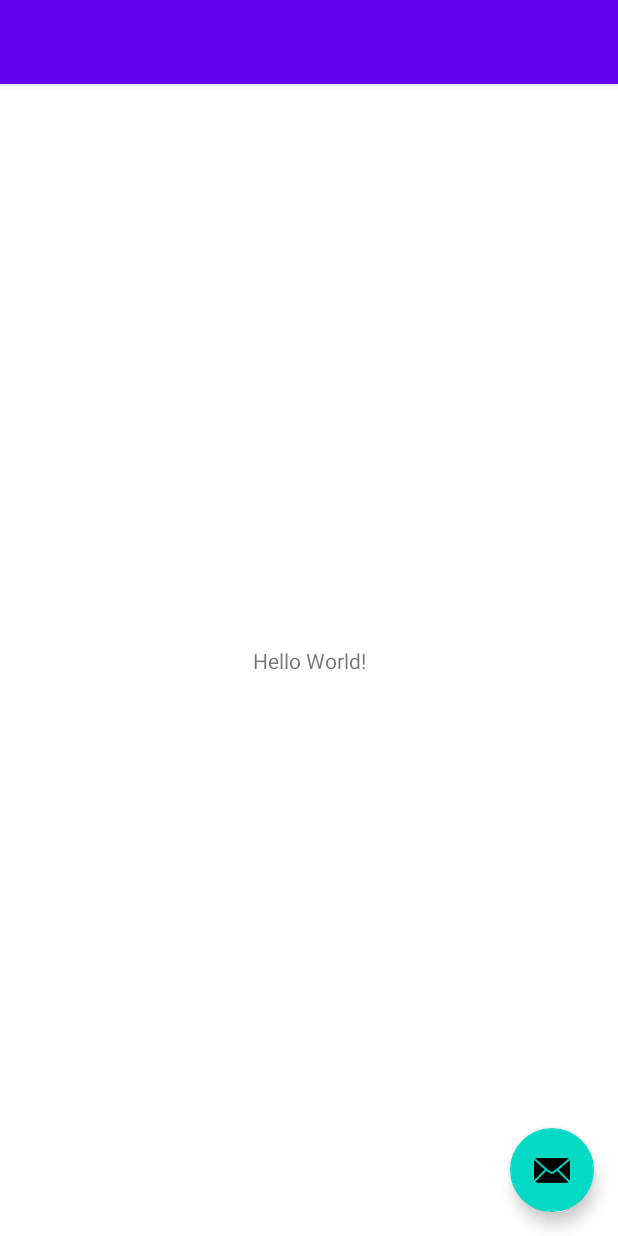
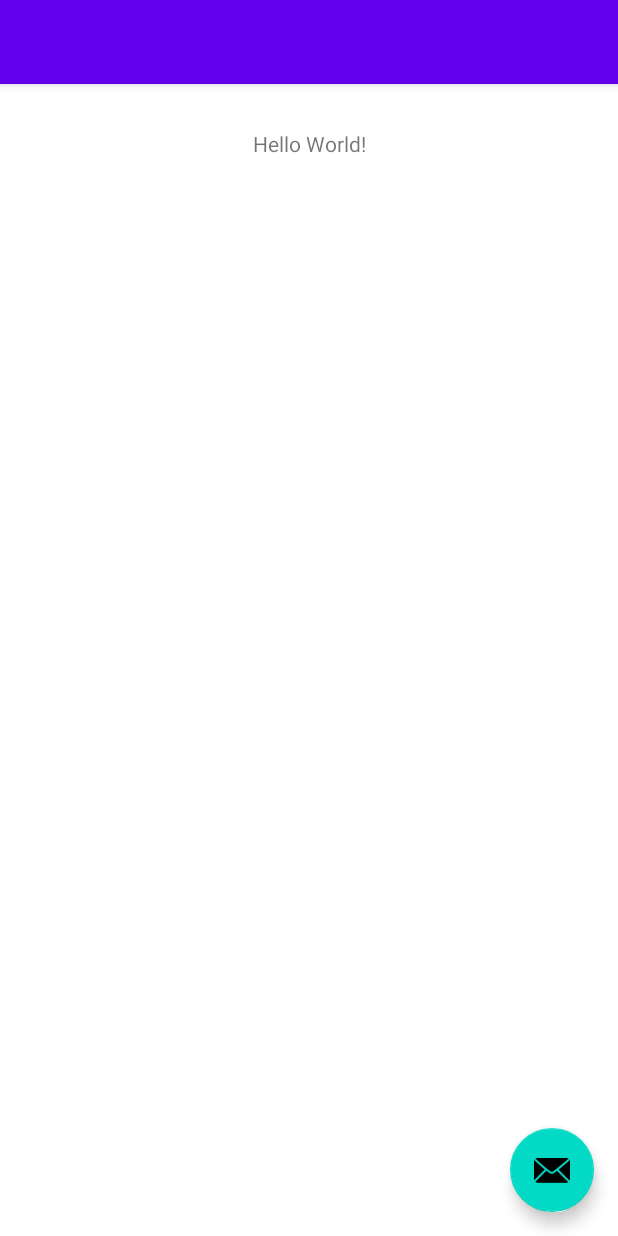
Before and after one commit to nasif-jaoadun/BasicAndroidApp, an Android app: the screen it shows after launch (MainActivity), on a phone screen of 412 x 824 dp. Run offline under Robolectric (Android 15) with nearby library versions, the phone set to English and light mode, and no system bars.

Commit message:
XML overview

```diff
--- a/app/src/main/res/layout/content_main.xml
+++ b/app/src/main/res/layout/content_main.xml
@@ -8,9 +8,10 @@
     <TextView
         android:layout_width="wrap_content"
         android:layout_height="wrap_content"
+        android:layout_marginTop="30dp"
         android:text="Hello World!"
-        app:layout_constraintBottom_toBottomOf="parent"
         app:layout_constraintEnd_toEndOf="parent"
         app:layout_constraintStart_toStartOf="parent"
         app:layout_constraintTop_toTopOf="parent" />
+
 </androidx.constraintlayout.widget.ConstraintLayout>
```
